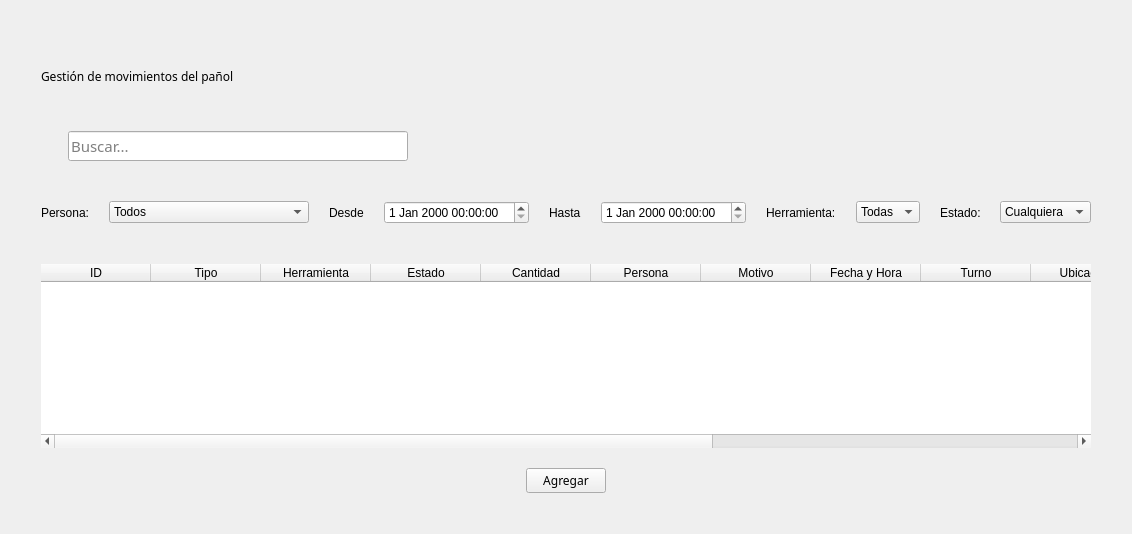
Qt form blustock/ui/screens_uis/movimientos.ui (MaxAPBusiness/Blustock) before a commit.
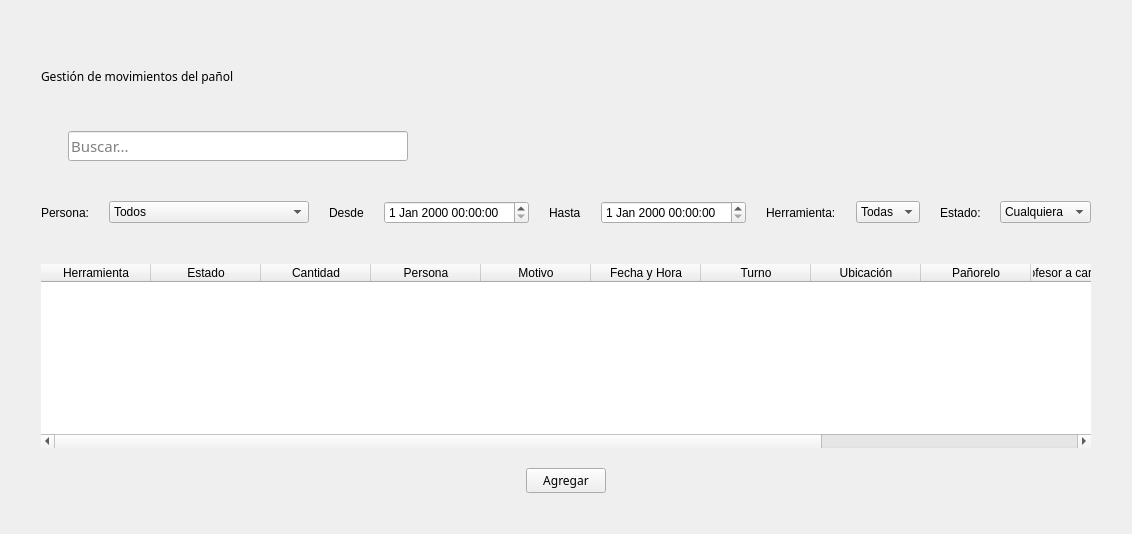
The same form after that commit. Icons and pictures are not drawn.

Diff of the .ui file:
```diff
--- a/blustock/ui/screens_uis/movimientos.ui
+++ b/blustock/ui/screens_uis/movimientos.ui
@@ -258,16 +258,6 @@
        <attribute name="verticalHeaderVisible">
         <bool>false</bool>
        </attribute>
-       <column>
-        <property name="text">
-         <string>ID</string>
-        </property>
-       </column>
-       <column>
-        <property name="text">
-         <string>Tipo</string>
-        </property>
-       </column>
        <column>
         <property name="text">
          <string>Herramienta</string>
```
Left out of the diff: 3 changed lines with no effect on the pictures.
